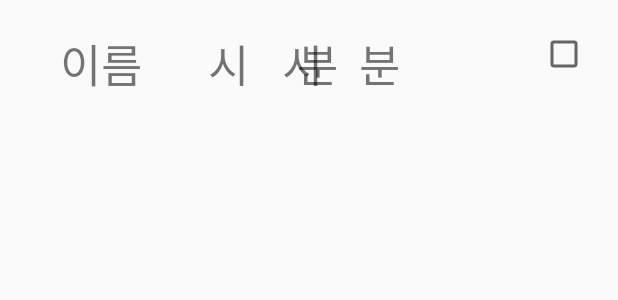
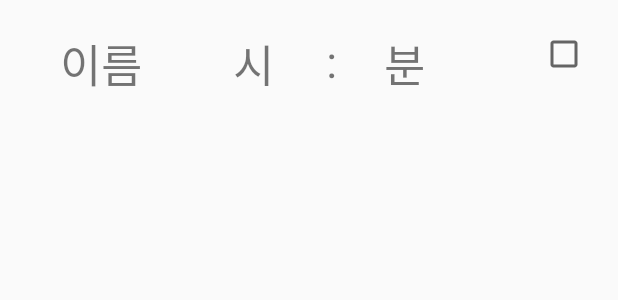
Before and after one commit to opensource-sw/wakeup_application, an Android app: the layout forlistview.xml on its own in the app's theme, with its tools: preview values and no code run, on a phone screen of 412 x 824 dp. Shown: the top 300 px of the screen. Run offline under Robolectric (Android 15) with nearby library versions, the phone set to English and light mode, and no system bars.

Commit message:
listview time minute real update

```diff
--- a/app/src/main/res/layout/forlistview.xml
+++ b/app/src/main/res/layout/forlistview.xml
@@ -21,38 +21,28 @@
             android:textSize="30dp" />
 
         <TextView
-            android:id="@+id/hour"
+            android:id="@+id/houralarm"
             android:layout_width="wrap_content"
             android:layout_height="wrap_content"
-            android:layout_marginLeft="48dp"
+            android:layout_marginLeft="15dp"
             android:layout_toRightOf="@id/namealarm"
             android:text="시"
             android:textSize="30dp" />
 
         <TextView
-            android:id="@+id/houralarm"
+            android:id="@+id/hour"
             android:layout_width="wrap_content"
             android:layout_height="wrap_content"
-            android:layout_marginLeft="-1dp"
+            android:layout_marginLeft="77dp"
             android:layout_toRightOf="@id/namealarm"
-            android:text="시"
-            android:textSize="30dp" />
-
-        <TextView
-            android:id="@+id/minute"
-            android:layout_width="wrap_content"
-            android:layout_height="wrap_content"
-            android:layout_marginLeft="73dp"
-            android:layout_marginRight="20dp"
-            android:layout_toRightOf="@id/houralarm"
-            android:text="분"
+            android:text=":"
             android:textSize="30dp" />
 
         <TextView
             android:id="@+id/minutealarm"
             android:layout_width="wrap_content"
             android:layout_height="wrap_content"
-            android:layout_marginLeft="32dp"
+            android:layout_marginLeft="73dp"
             android:layout_marginRight="20dp"
             android:layout_toRightOf="@id/houralarm"
             android:text="분"
```
